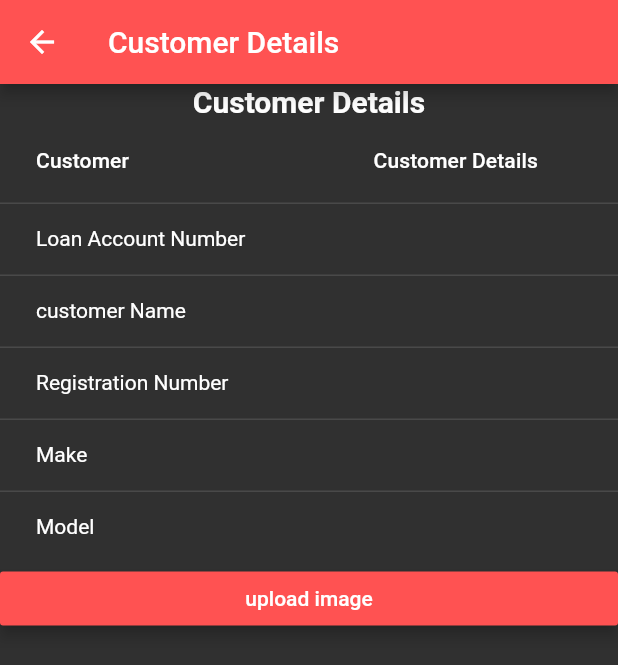
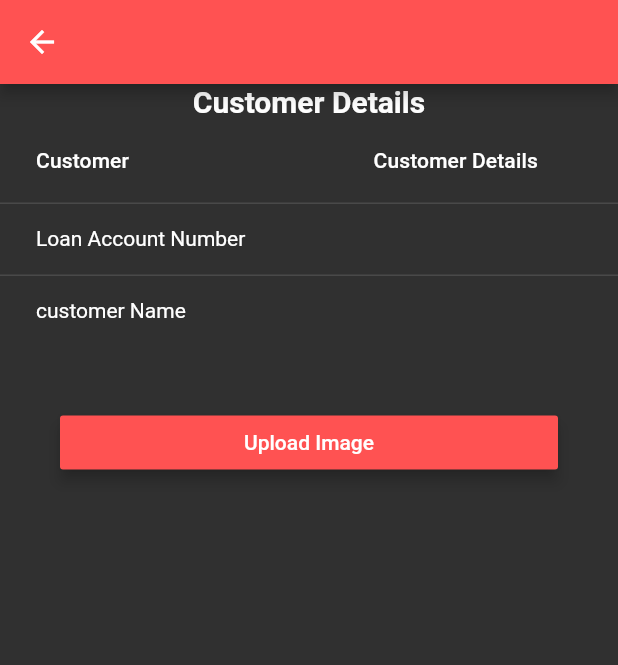
Before and after one commit to pravingangad/simsnap, a Flutter app: the LoanDetails screen opened directly with empty values, on a phone screen of 412 x 824 dp. Shown: the top 665 px of the screen. Run offline on Flutter 3.47's test engine with Material 2 defaults, Android fonts, the phone set to English and light mode, and no system bars; our stand-ins replace cloud_firestore, firebase_storage, image_picker; accounts and stored records are empty; network calls fail.

Commit message:
remove regno make model

```diff
--- a/lib/loan_details.dart
+++ b/lib/loan_details.dart
@@ -4,24 +4,20 @@ import 'package:simsnap/image_upload.dart';
 class LoanDetails extends StatefulWidget {
   final String loan;
   final String name;
-  final String regno;
-  final String make;
-  final String model;
 
-  LoanDetails(this.loan, this.name, this.regno, this.make, this.model);
 
+  LoanDetails(this.loan, this.name);
   @override
   _LoanDetailsState createState() => _LoanDetailsState();
 }
 
 class _LoanDetailsState extends State<LoanDetails> {
-  double iconSize = 0;
 
   @override
   Widget build(BuildContext context) {
     return Scaffold(
         appBar: AppBar(
-          title: Text('Customer Details'),
+          title: Text(widget.loan),
         ),
         body: ListView(
           children: <Widget>[
@@ -44,21 +40,10 @@ class _LoanDetailsState extends State<LoanDetails> {
                   DataCell(Text('customer Name')),
                   DataCell(Text('${widget.name}')),
                 ]),
-                DataRow(cells: [
-                  DataCell(Text('Registration Number')),
-                  DataCell(Text('${widget.regno}')),
-                ]),
-                DataRow(cells: [
-                  DataCell(Text('Make')),
-                  DataCell(Text('${widget.make}')),
-                ]),
-                DataRow(cells: [
-                  DataCell(Text('Model')),
-                  DataCell(Text('${widget.model}')),
-                ]),
               ],
             ),
             Container(
+              padding: EdgeInsets.all(40),
               child: RaisedButton(
                 elevation: 4,
                 textColor: Colors.white,
@@ -66,10 +51,10 @@ class _LoanDetailsState extends State<LoanDetails> {
                 onPressed: () {
                   Navigator.push(
                     context,
-                    MaterialPageRoute(builder: (context) => ImageUpload()),
+                    MaterialPageRoute(builder: (context) => ImageUpload(widget.loan,widget.name)),
                   );
                 },
-                child: Text('upload image'),
+                child: Text('Upload Image'),
               ),
             ),
           ],
--- a/lib/main.dart
+++ b/lib/main.dart
@@ -9,6 +9,7 @@ class MyApp extends StatelessWidget {
     final title = 'Loan List';
 
     return MaterialApp(
+      debugShowCheckedModeBanner: false,
       theme: ThemeData(
           brightness: Brightness.dark, primaryColor: Colors.redAccent),
       title: title,
```
Also changed, not shown: lib/homepage.dart (+12 -11 lines), lib/image_upload.dart (+8 -4 lines).
